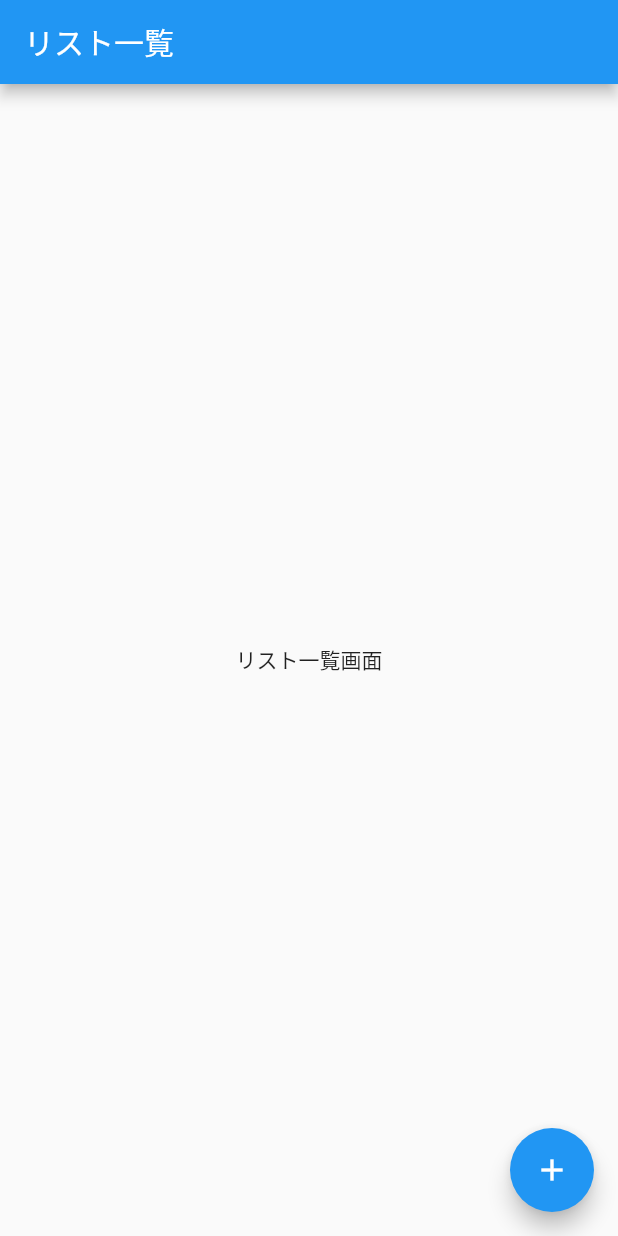
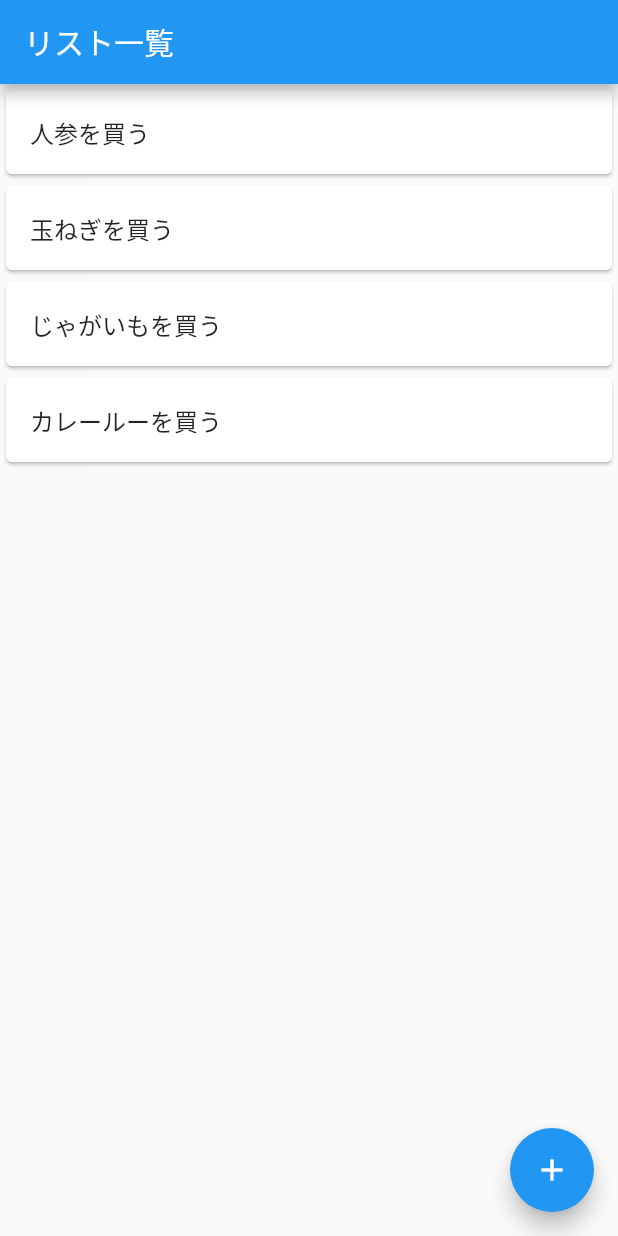
Before and after one commit to nottak0409/flutter_test, a Flutter app: the screen it shows after launch, on a phone screen of 412 x 824 dp. Run offline on Flutter 3.47's test engine with Material 2 defaults, Android fonts, the phone set to English and light mode, and no system bars.

Commit message:
一覧表示作成

```diff
--- a/flutter_app/lib/main.dart
+++ b/flutter_app/lib/main.dart
@@ -29,8 +29,29 @@
       appBar: AppBar(
         title: Text('リスト一覧'),
       ),
-      body: Center(
-        child: Text('リスト一覧画面'),
+      body: ListView(
+        children: <Widget>[
+          Card(
+            child: ListTile(
+              title: Text('人参を買う'),
+            ),
+          ),
+          Card(
+            child: ListTile(
+              title: Text('玉ねぎを買う'),
+            ),
+          ),
+          Card(
+            child: ListTile(
+              title: Text('じゃがいもを買う'),
+            ),
+          ),
+          Card(
+            child: ListTile(
+              title: Text('カレールーを買う'),
+            ),
+          ),
+        ],
       ),
       floatingActionButton: FloatingActionButton(
         onPressed: (){
```
